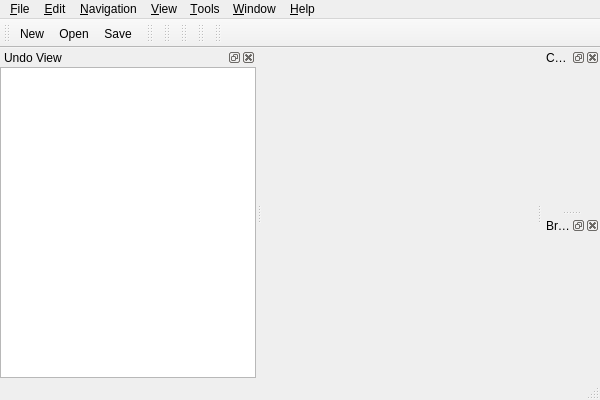
Old version of the form branches/2.0.0/mainwindow.ui in the repository nullx002/mugo.
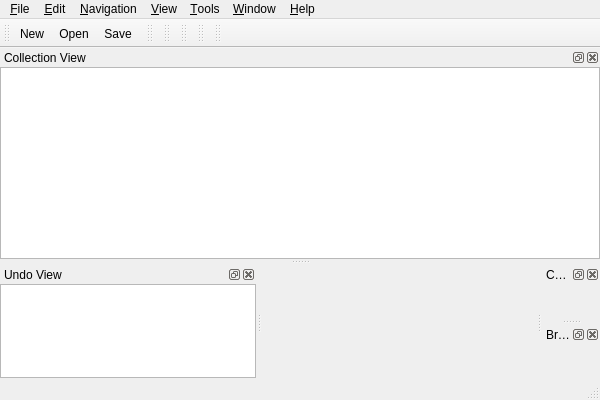
New version of the form. Icons and pictures are not drawn.

Commit message: added collection view. now only show collection list, game can not be changed in collection view.

Diff of the .ui file:
```diff
--- a/branches/2.0.0/mainwindow.ui
+++ b/branches/2.0.0/mainwindow.ui
@@ -430,6 +430,28 @@
     <bool>false</bool>
    </attribute>
   </widget>
+  <widget class="QDockWidget" name="collectionDockWidget">
+   <property name="windowTitle">
+    <string>Collection View</string>
+   </property>
+   <attribute name="dockWidgetArea">
+    <number>4</number>
+   </attribute>
+   <widget class="QWidget" name="collectionDockWidgetContents">
+    <layout class="QHBoxLayout" name="horizontalLayout_2">
+     <property name="margin">
+      <number>0</number>
+     </property>
+     <item>
+      <widget class="QTreeView" name="collectionTreeView">
+       <property name="alternatingRowColors">
+        <bool>true</bool>
+       </property>
+      </widget>
+     </item>
+    </layout>
+   </widget>
+  </widget>
   <action name="actionNew">
    <property name="icon">
     <iconset>
```
Left out of the diff: 13 changed lines with no effect on the pictures. The commit also changes 3 other files.
